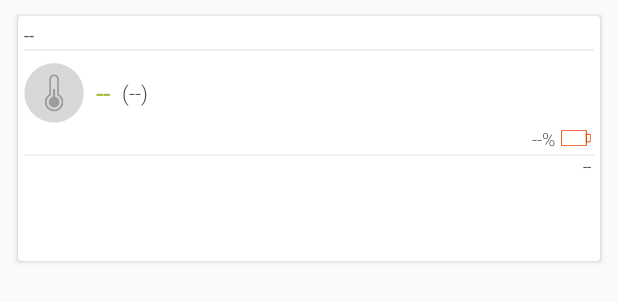
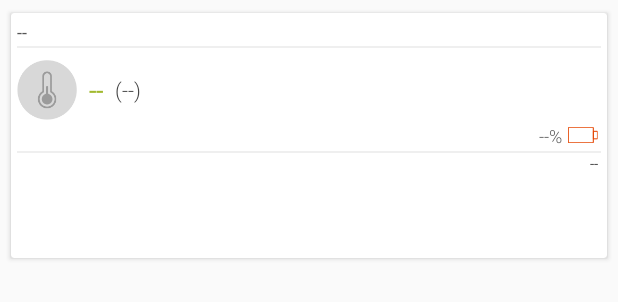
Before and after one commit to ttdat0410/BTS, an Android app: the layout listitem_device.xml on its own in the app's theme, with its tools: preview values and no code run, on a phone screen of 412 x 824 dp. Shown: the top 302 px of the screen. Run offline under Robolectric (Android 15) with nearby library versions, the phone set to English and light mode, and no system bars; network calls fail.

Commit message:
release 1.0.1: mr.k.y

```diff
--- a/app/src/main/java/vn/vnpt/ansv/bts/ui/monitor/RecyclerMonitorAdapter.java
+++ b/app/src/main/java/vn/vnpt/ansv/bts/ui/monitor/RecyclerMonitorAdapter.java
@@ -85,7 +85,6 @@ public class RecyclerMonitorAdapter extends RecyclerView.Adapter<RecyclerMonitor
             } else {
                 holder.cardView.setVisibility(View.VISIBLE);
             }
-
             holder.txtSensorName.setText(dataSet.get(position).getSensorInfo().getSensorName().toUpperCase());
             holder.txtSensorValue.setTextColor(ContextCompat.getColor(holder.rootView.getContext(), Utils.setColorForSensorValue(statusId)));
             holder.imgSensorIcon.setImageResource(Utils.setSensorIconImageView(statusId, sensorTypeId));
@@ -95,9 +94,7 @@ public class RecyclerMonitorAdapter extends RecyclerView.Adapter<RecyclerMonitor
             holder.imgBatteryIcon.setImageResource(Utils.setBatteryImageView(batteryValue));
             holder.imgSensorIcon.setImageResource(Utils.setSensorIconImageView(statusId, sensorTypeId));
             holder.txtUpdateTime.setText(splitTimeStamp(updateTime.toString()));
-
             holder.txtUpdateTime.setTextColor(ContextCompat.getColor(holder.rootView.getContext(), Utils.setColorForUpdateTime(statusId)));
-
             if (measurement == null) {
                 holder.txtMeasurementUnit.setText("");
             } else {
@@ -109,7 +106,6 @@ public class RecyclerMonitorAdapter extends RecyclerView.Adapter<RecyclerMonitor
                 holder.txtMeasurementUnit.setTextColor(ContextCompat.getColor(holder.rootView.getContext(), R.color.sl_grey));
             }
             splitTimeStamp(updateTime.toString() + "");
-
 
         } else if (typeCell == TypeCell.OUTSIDE){
 
@@ -124,9 +120,7 @@ public class RecyclerMonitorAdapter extends RecyclerView.Adapter<RecyclerMonitor
                 holder.imgBatteryIcon.setImageResource(Utils.setBatteryImageView(batteryValue));
                 holder.imgSensorIcon.setImageResource(Utils.setSensorIconImageView(statusId, sensorTypeId));
                 holder.txtUpdateTime.setText(splitTimeStamp(updateTime.toString()));
-
                 holder.txtUpdateTime.setTextColor(ContextCompat.getColor(holder.rootView.getContext(), Utils.setColorForUpdateTime(statusId)));
-
                 if (measurement == null) {
                     holder.txtMeasurementUnit.setText("");
                 } else {
--- a/app/src/main/java/vn/vnpt/ansv/bts/ui/monitor/container/MonitorPresenterImpl.java
+++ b/app/src/main/java/vn/vnpt/ansv/bts/ui/monitor/container/MonitorPresenterImpl.java
@@ -120,11 +120,11 @@ public class MonitorPresenterImpl implements MonitorPresenter {
         switch (page) {
             case 0:
                 return HeaderDesign.fromColorResAndUrl(
-                        R.color.sl_terbium_green,
+                        R.color.dark_gray,
                         "http://buudienhospital.vn/wp-content/uploads/2017/04/3-1237x386.jpg");
             case 1:
                 return HeaderDesign.fromColorResAndUrl(
-                        R.color.sl_red_orange,
+                        R.color.dark_gray,
                         "http://buudienhospital.vn/wp-content/uploads/2017/04/tgd_vnpt.jpg");
 //                                "http://www.hdiphonewallpapers.us/phone-wallpapers/540x960-1/540x960-mobile-wallpapers-hd-2218x5ox3.jpg");
             case 2:
--- a/app/src/main/res/layout/listitem_device.xml
+++ b/app/src/main/res/layout/listitem_device.xml
@@ -11,10 +11,10 @@
         android:layout_height="170dp"
         app:cardCornerRadius="2dp"
         app:cardElevation="2dp"
-        android:layout_marginBottom="7dp"
-        android:layout_marginLeft="10dp"
-        android:layout_marginRight="10dp"
-        android:layout_marginTop="7dp"
+        android:layout_marginBottom="5dp"
+        android:layout_marginLeft="5dp"
+        android:layout_marginRight="5dp"
+        android:layout_marginTop="5dp"
         app:cardPreventCornerOverlap="false"
         app:contentPadding="0dp"
         app:cardUseCompatPadding="true"
```
Also changed, not shown: app/src/main/java/vn/vnpt/ansv/bts/ui/BTSActivity.java (+7 -7 lines), app/src/main/java/vn/vnpt/ansv/bts/ui/monitor/container/MonitorContainer.java (+5 -3 lines), app/src/main/res/layout/activity_monitor.xml (+20 -19 lines).
